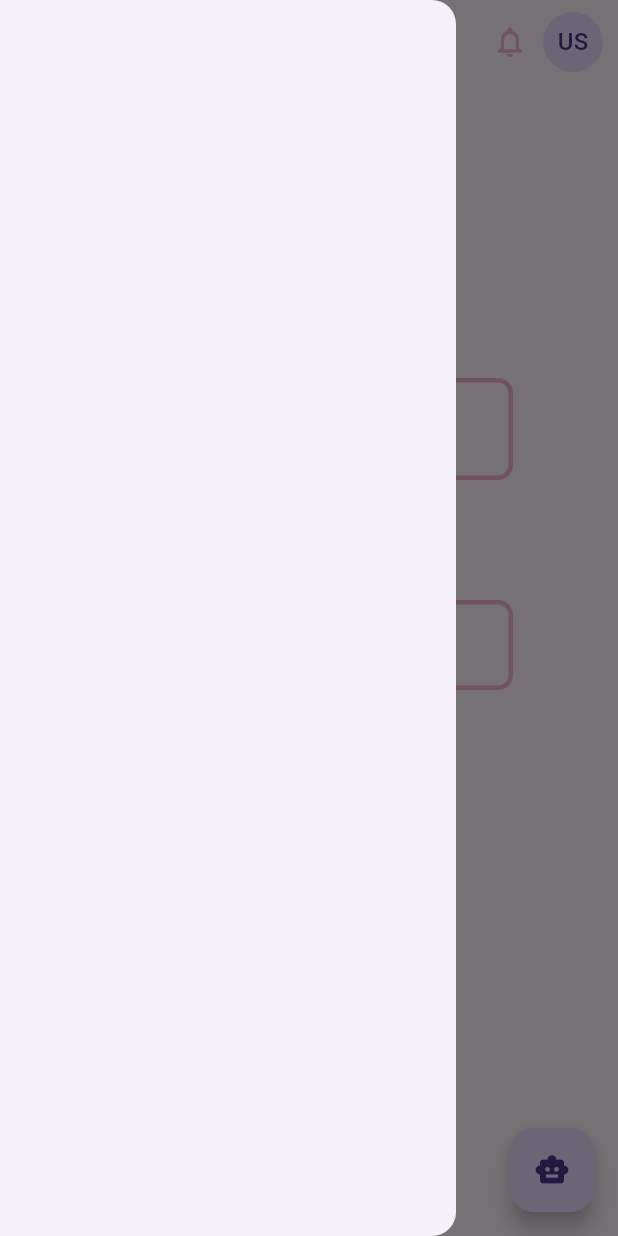
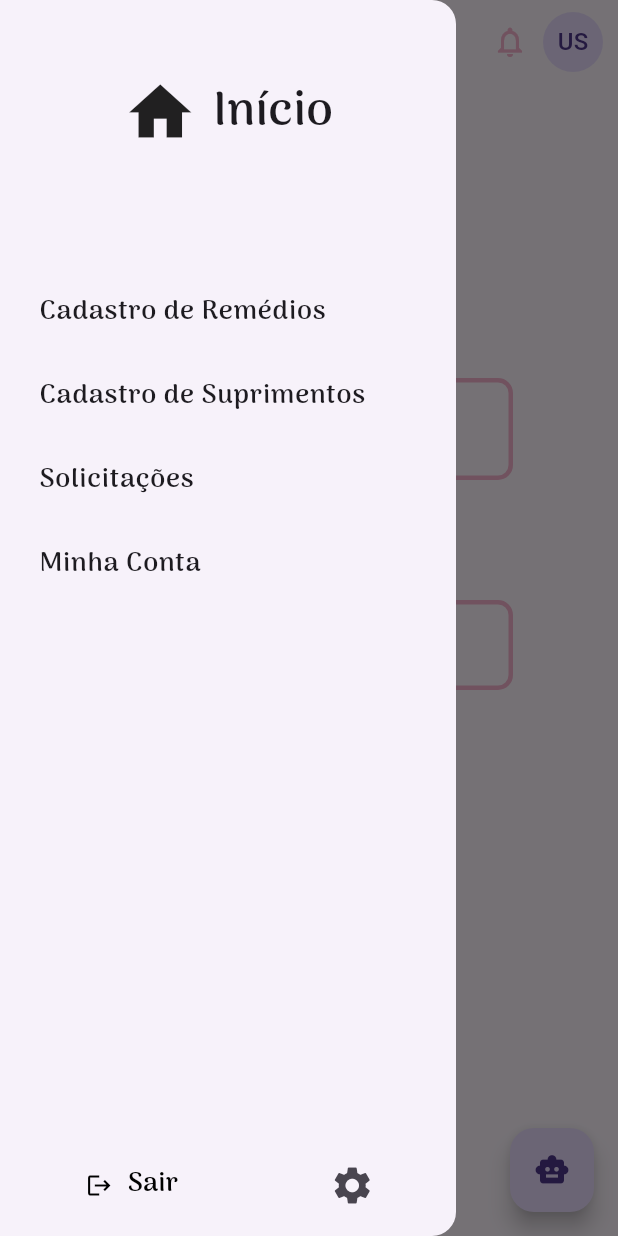
Before and after one commit to williamsaborido/cuidar_plus, a Flutter app: the DonatorAreaHome screen opened by its route, with the side drawer open, on a phone screen of 412 x 824 dp. Run offline on Flutter 3.47's test engine with Material 3 defaults, Android fonts, the light colour scheme and no system bars; our stand-ins replace font_awesome_flutter, image_picker.

Commit message:
Home do doador/drawer (WIP)

```diff
--- a/3.35.6/lib/components/app_alert_dialog/app_alert_dialog.dart
+++ b/3.35.6/lib/components/app_alert_dialog/app_alert_dialog_component.dart
@@ -3,7 +3,7 @@ import 'package:flutter/material.dart';
 
 /// Diálogo de alerta com botão de OK, usado para mostrar um aviso importante ao usuário
 /// Usado em conjunto com a função 'alert' da classe [BaseState]
-class AppAlertDialog extends StatelessWidget {
+class AppAlertDialogComponent extends StatelessWidget {
 /// Mensagem a ser exibida ao usuário
 final String message;
 
@@ -12,7 +12,7 @@ final String? title;
 
   /// Cria um diálogo de alerta com botão de OK, usado para mostrar um aviso importante ao usuário
   /// Usado em conjunto com a função 'alert' da classe [BaseState]
-  const AppAlertDialog({ required this.message, this.title, super.key });
+  const AppAlertDialogComponent({ required this.message, this.title, super.key });
 
    @override
    Widget build(BuildContext context) {
--- a/3.35.6/lib/components/app_confirm_dialog/app_confirm_dialog.dart
+++ b/3.35.6/lib/components/app_confirm_dialog/app_confirm_dialog_component.dart
@@ -3,7 +3,7 @@ import 'package:flutter/material.dart';
 
 /// Diálogo de confirmação com botão 'Cancelar' e outro 'Confirmar', usado para solicitar uma comfirmação ao usuário
 /// Usado em conjunto com a função 'confirm' da classe [BaseState]
-class AppConfirmDialog extends StatelessWidget {
+class AppConfirmDialogComponent extends StatelessWidget {
 /// Mensagem, ou pergunta, a ser exibida ao usuário
 final String message;
 
@@ -12,7 +12,7 @@ final String? title;
 
   /// Cria um diálogo de confirmação com botão 'Cancelar' e outro 'Confirmar', usado para solicitar uma comfirmação ao usuário
   /// Usado em conjunto com a função 'confirm' da classe [BaseState]
-  const AppConfirmDialog({ required this.message, this.title, super.key });
+  const AppConfirmDialogComponent({ required this.message, this.title, super.key });
 
    @override
    Widget build(BuildContext context) {
--- a/3.35.6/lib/components/app_home_button/app_home_button.dart
+++ b/3.35.6/lib/components/app_home_button/app_home_button_component.dart
@@ -1,12 +1,12 @@
 import 'package:dener/util/app_text_styles.dart';
 import 'package:flutter/material.dart';
 
-class AppHomeButton extends StatelessWidget {
+class AppHomeButtonComponent extends StatelessWidget {
   final String labelText;
   final VoidCallback? onPressed;
   final IconData iconData;
 
-  const AppHomeButton({
+  const AppHomeButtonComponent({
     required this.labelText,
     this.onPressed,
     required this.iconData,
--- /dev/null
+++ b/3.35.6/lib/components/app_home_drawer/app_donator_home_drawer_component.dart
@@ -0,0 +1,85 @@
+import 'package:dener/util/app_text_styles.dart';
+import 'package:dener/util/base_state.dart';
+import 'package:flutter/material.dart';
+
+class AppDonatorHomeDrawerComponent extends StatefulWidget {
+  const AppDonatorHomeDrawerComponent({super.key});
+
+  @override
+  State<AppDonatorHomeDrawerComponent> createState() => _AppDonatorHomeDrawerComponentState();
+}
+
+class _AppDonatorHomeDrawerComponentState extends BaseState<AppDonatorHomeDrawerComponent> {
+  @override
+  Widget build(BuildContext context) {
+    final textStyle = AppTextStyles.of(context);
+    return Container(
+      padding: EdgeInsets.all(10),
+      child: Column(
+        spacing: 10,
+        children: [
+          SizedBox(height: 30),
+          Row(
+            spacing: 10,
+            mainAxisAlignment: MainAxisAlignment.center,
+            children: [
+              Icon(Icons.home, size: 50),
+              Text('Início', style: textStyle.titleBlack),
+            ],
+          ),
+          SizedBox(height: 60),
+          Expanded(
+            child: ListView(
+              children: [
+                ListTile(
+                  title: Text(
+                    'Cadastro de Remédios',
+                    style: textStyle.regularBlack,
+                  ),
+                  onTap: () {},
+                ),
+                ListTile(
+                  title: Text(
+                    'Cadastro de Suprimentos',
+                    style: textStyle.regularBlack,
+                  ),
+                  onTap: () {},
+                ),
+                ListTile(
+                  title: Text('Solicitações', style: textStyle.regularBlack),
+                  onTap: () {},
+                ),
+                ListTile(
+                  title: Text('Minha Conta', style: textStyle.regularBlack),
+                  onTap: () {},
+                ),
+              ],
+            ),
+          ),
+          Row(
+            spacing: 10,
+            mainAxisAlignment: MainAxisAlignment.spaceAround,
+            children: [
+              TextButton(
+                style: TextButton.styleFrom(foregroundColor: Colors.black),
+                onPressed: () async {
+                  if (await confirm('Deseja mesmo sair?')){
+                    navigateToAndReset('/');
+                  }
+                },
+                child: Row(
+                  spacing: 10,
+                  children: [
+                    Icon(Icons.logout),
+                    Text('Sair', style: textStyle.regularBlack),
+                  ],
+                ),
+              ),
+              IconButton(onPressed: () {}, icon: Icon(Icons.settings, size: 30,)),
+            ],
+          ),
+        ],
+      ),
+    );
+  }
+}
--- a/3.35.6/lib/util/app_text_styles.dart
+++ b/3.35.6/lib/util/app_text_styles.dart
@@ -41,6 +41,7 @@ class AppTextStyles extends InheritedWidget {
   final TextStyle regularBlack = TextStyle(
     fontSize: 18,
     fontFamily: 'Arima Madurai',
+    fontWeight: FontWeight.bold
   );
 
   /// Estilo de texto para textos regulares em cinza
--- a/3.35.6/lib/views/donator/area/home/donator_area_home.dart
+++ b/3.35.6/lib/views/donator/area/home/donator_area_home.dart
@@ -1,4 +1,5 @@
-import 'package:dener/components/app_home_button/app_home_button.dart';
+import 'package:dener/components/app_home_button/app_home_button_component.dart';
+import 'package:dener/components/app_home_drawer/app_donator_home_drawer_component.dart';
 import 'package:dener/util/app_text_styles.dart';
 import 'package:dener/util/assets.dart';
 import 'package:flutter/material.dart';
@@ -19,7 +20,9 @@ class DonatorAreaHome extends StatelessWidget {
           const SizedBox(width: 10),
         ],
       ),
-      drawer: Drawer(),
+      drawer: Drawer(
+        child: AppDonatorHomeDrawerComponent(),
+      ),
       floatingActionButton: FloatingActionButton(
         onPressed: () {},
         child: Icon(Icons.smart_toy),
@@ -37,7 +40,7 @@ class DonatorAreaHome extends StatelessWidget {
             ),
             Padding(
               padding: const EdgeInsets.symmetric(vertical: 30, horizontal: 60),
-              child: AppHomeButton(
+              child: AppHomeButtonComponent(
                 labelText: 'Pontos de Recolhimento',
                 iconData: Icons.pin_drop,
                 onPressed: () {},
@@ -45,7 +48,7 @@ class DonatorAreaHome extends StatelessWidget {
             ),
             Padding(
               padding: const EdgeInsets.symmetric(vertical: 30, horizontal: 60),
-              child: AppHomeButton(
+              child: AppHomeButtonComponent(
                 labelText: 'Doação direta',
                 iconData: Icons.handshake,
                 onPressed: () {},
```
Also changed, not shown: 3.35.6/lib/components/app_capture_button/app_capture_button_component.dart (renamed from 3.35.6/lib/components/app_capture_button/app_capture_button.dart, +4 -4 lines), 3.35.6/lib/util/base_state.dart (+4 -4 lines), 3.35.6/lib/views/donator/signup/docs/donator_signup_docs.dart (+5 -5 lines).
